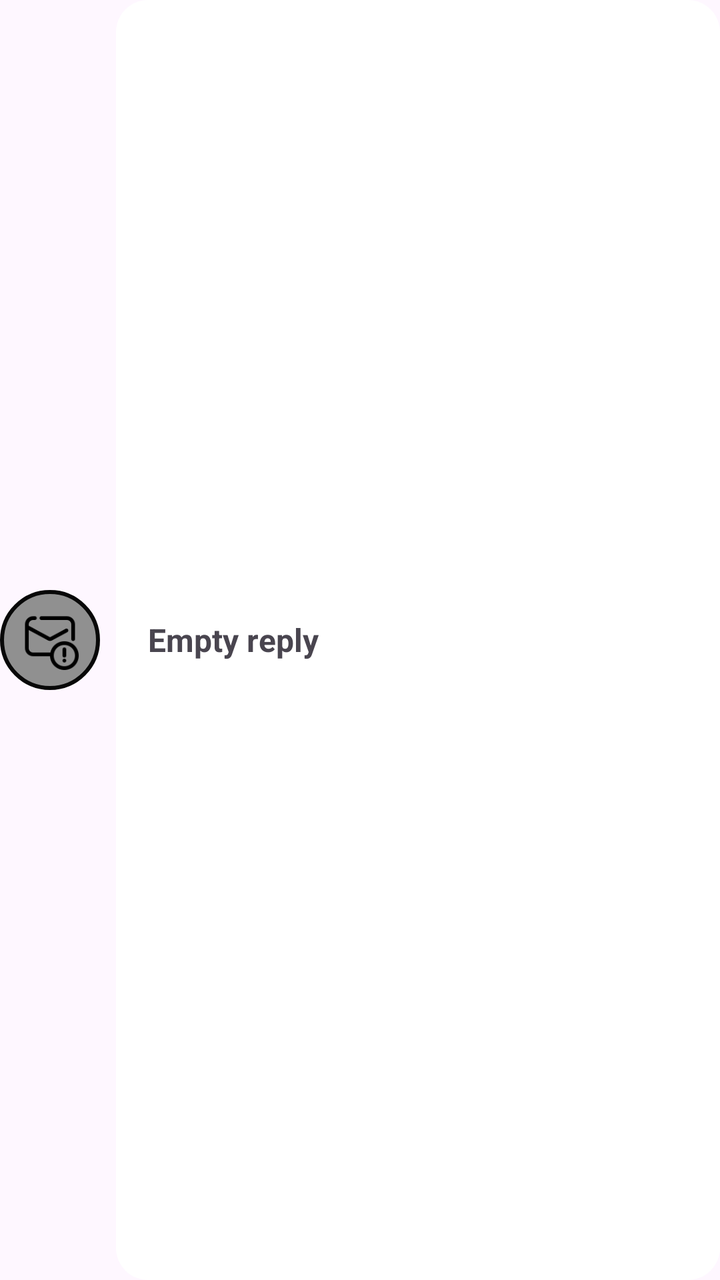
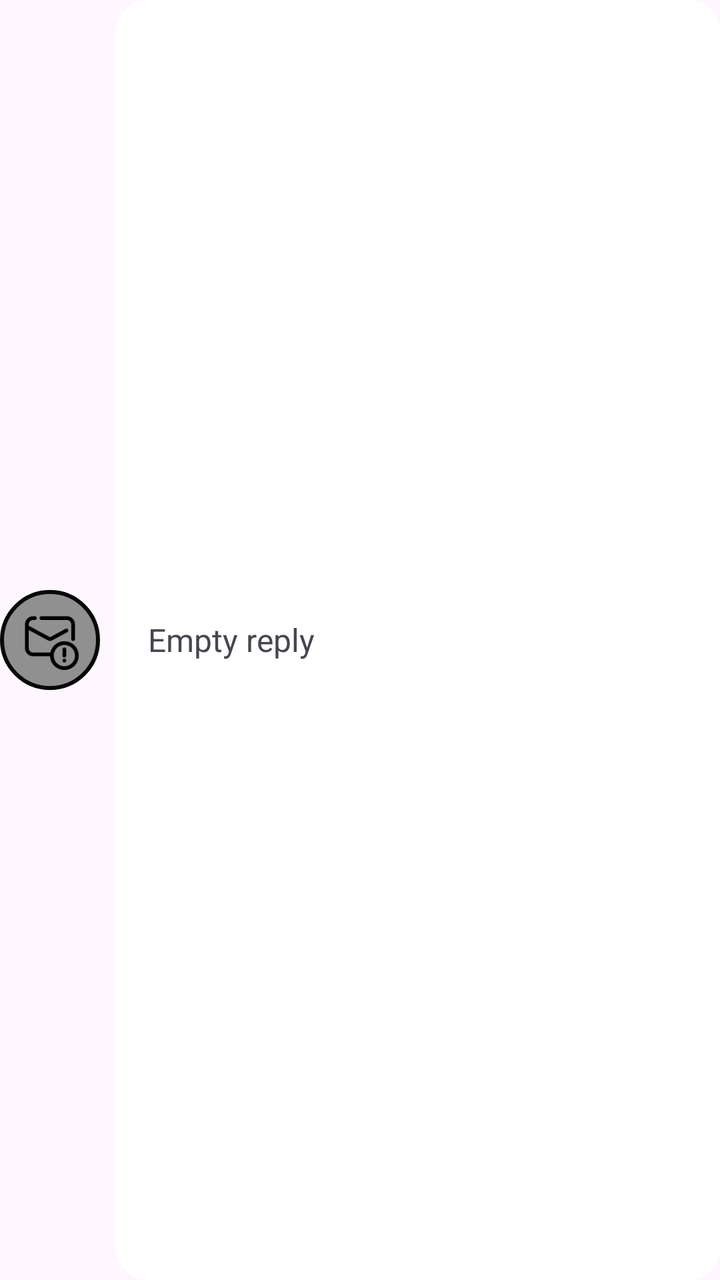

Screens rendered from an Android XML layout before and after an edit, with the pre-edit source and the edit as a unified diff.
<!-- AndroidManifest.xml: application theme Theme.CallSwitch -->
<!-- res/layout/component_contact_reply.xml -->
<?xml version="1.0" encoding="utf-8"?>
<LinearLayout xmlns:android="http://schemas.android.com/apk/res/android"
    xmlns:tools="http://schemas.android.com/tools"
    android:orientation="horizontal"
    android:gravity="center_vertical"
    android:layout_width="match_parent"
    android:layout_height="wrap_content"
    android:layout_marginHorizontal="8dp"
    android:layout_marginBottom="8dp">
    <FrameLayout
        android:id="@+id/contact_reply_priority_button"
        android:background="@drawable/circle_background_stroke_2"
        android:layout_width="50dp"
        android:layout_height="50dp">
        <ImageView
            android:layout_width="30dp"
            android:layout_height="30dp"
            android:layout_gravity="center"
            android:src="@drawable/icons8_urgent_message_96"/>
    </FrameLayout>
    <LinearLayout
        android:background="@drawable/rounded_rectangle_background_16"
        android:gravity="center_vertical"
        android:orientation="horizontal"
        android:layout_weight="1"
        android:layout_width="0dp"
        android:layout_marginStart="8dp"
        android:layout_height="match_parent">
        <TextView
            android:id="@+id/contact_reply_text_view"
            android:layout_weight="1"
            android:layout_width="0dp"
            android:layout_height="match_parent"
            android:gravity="center_vertical"
            android:layout_marginStart="16dp"
            android:layout_marginEnd="8dp"
            android:text="@string/empty_reply"
            android:textSize="16sp"
            android:textStyle="bold"
            android:maxLines="1"
            android:ellipsize="end" />


    </LinearLayout>

</LinearLayout>
<!-- resources referenced by this layout -->
<resources>
  <!-- drawable circle_background_stroke_2 (drawable) -->
  <?xml version="1.0" encoding="utf-8"?>
  <shape xmlns:android="http://schemas.android.com/apk/res/android"
      android:shape="oval">
      <solid android:color="@color/grey_7"/>
      <stroke android:color="@color/grey_15"
          android:width="2dp"/>
  </shape>
  <!-- drawable icons8_urgent_message_96: png bitmap (drawable, 1915 bytes) -->
  <!-- drawable rounded_rectangle_background_16 (drawable) -->
  <?xml version="1.0" encoding="utf-8"?>
  <shape xmlns:android="http://schemas.android.com/apk/res/android"
      android:shape="rectangle">
      <corners android:radius="16dp"/>
      <solid android:color="@color/white"/>
  </shape>
  <string name="empty_reply">Empty reply</string>
  <style name="Theme.CallSwitch" parent="Base.Theme.CallSwitch" />
  <color name="grey_7">#909090</color>
  <color name="grey_15">#080808</color>
  <color name="white">#FFFFFFFF</color>
  <style name="Base.Theme.CallSwitch" parent="Theme.Material3.DayNight.NoActionBar">
          
          
          <item name="colorSurface">@color/blue</item>
          <item name="toolbarStyle">@style/Widget.App.Toolbar</item>
          <item name="bottomNavigationStyle">@style/Widget.App.BottomNavigationView</item>
      </style>
  <color name="blue">#2C5EAD</color>
  <style name="Widget.App.Toolbar" parent="Widget.Material3.Toolbar">
          <item name="materialThemeOverlay">@style/ThemeOverlay.App.Toolbar</item>
      </style>
  <style name="Widget.App.BottomNavigationView" parent="Widget.Material3.BottomNavigationView">
          <item name="materialThemeOverlay">@style/ThemeOverlay.App.BottomNavigationView</item>
      </style>
  <style name="ThemeOverlay.App.Toolbar" parent="">
          <item name="colorSurface">@color/blue</item>
          <item name="colorOnSurface">@color/blue</item>
          <item name="colorSurfaceContainer">@color/blue</item>
          <item name="colorOnSurfaceVariant">@color/white</item>
          <item name="titleTextColor">@color/white</item>
          <item name="iconTint">@color/white</item>
          <item name="textAppearanceTitleLarge">@style/TextAppearance.App.TitleLarge</item>
          <item name="textAppearanceTitleMedium">@style/TextAppearance.App.TitleMedium</item>
      </style>
  <style name="ThemeOverlay.App.BottomNavigationView" parent="">
          
          <item name="colorOnSurfaceVariant">@color/white</item>
          
          <item name="colorSurfaceContainer">@color/blue</item>
          
          <item name="colorSecondary">@color/blue</item>
          
          <item name="colorSecondaryContainer">@color/white</item>
          
          <item name="colorOnSecondaryContainer">@color/blue</item>
      </style>
  <style name="TextAppearance.App.TitleLarge" parent="TextAppearance.Material3.TitleLarge">
  
  
      </style>
  <style name="TextAppearance.App.TitleMedium" parent="TextAppearance.Material3.TitleMedium">
  
  
      </style>
</resources>

<!-- the commit's change to res/layout/component_contact_reply.xml (unified diff, before → after) -->
@@ -36,7 +36,6 @@
             android:layout_marginEnd="8dp"
             android:text="@string/empty_reply"
             android:textSize="16sp"
-            android:textStyle="bold"
             android:maxLines="1"
             android:ellipsize="end" />
 
